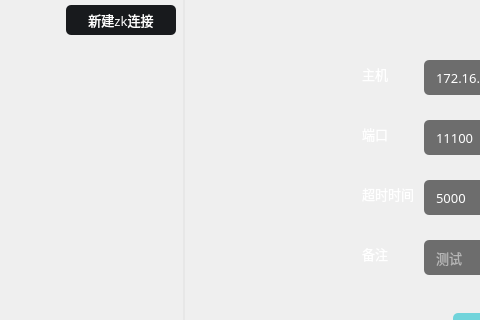
First picture: the form in Fdog-Kit/module_zookeeper/zookeepermanagewidget.ui, repository HuaGouFdog/Fdog-Kit, before the edit; both pictures show x 0 to 480 and y 0 to 320 of the 853 by 515 pixel window.
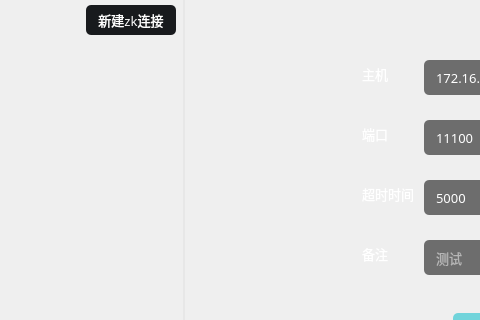
Second picture: the form after the edit. Icons and pictures are not drawn.

```diff
--- a/Fdog-Kit/module_zookeeper/zookeepermanagewidget.ui
+++ b/Fdog-Kit/module_zookeeper/zookeepermanagewidget.ui
@@ -232,8 +232,8 @@
            <widget class="QLabel" name="label_2">
             <property name="maximumSize">
              <size>
-              <width>50</width>
-              <height>15</height>
+              <width>70</width>
+              <height>30</height>
              </size>
             </property>
             <property name="styleSheet">
@@ -248,7 +248,7 @@
            <widget class="QToolButton" name="toolButton_newCreate">
             <property name="minimumSize">
              <size>
-              <width>110</width>
+              <width>90</width>
               <height>30</height>
              </size>
             </property>
```
Left out of the diff: 2 changed lines with no effect on the pictures.
